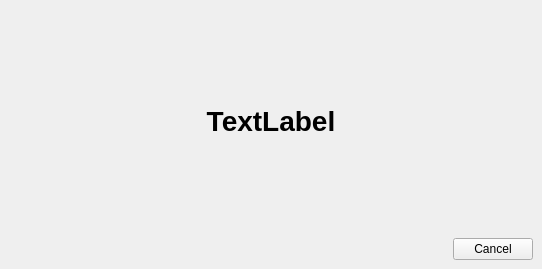
Before: the Qt Designer form VocableQuiz.ui in nsams/vocablecoach, drawn with Qt 5.
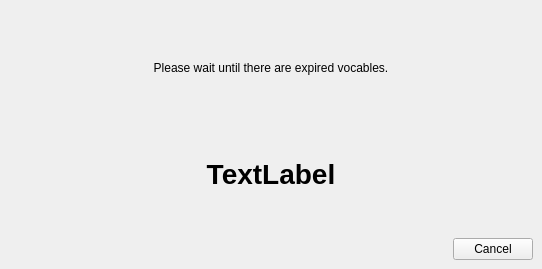
After: the same form once the commit is applied. The open tabs and pages were chosen to show the change.

Commit message: - implemented bad count - fixed query count to use CommandQuizAnswer, and not set it directly

What changed in the file:
```diff
--- a/VocableQuiz.ui
+++ b/VocableQuiz.ui
@@ -204,6 +204,16 @@
        <property name="spacing" >
         <number>6</number>
        </property>
+       <item>
+        <widget class="QLabel" name="label" >
+         <property name="text" >
+          <string>Please wait until there are expired vocables.</string>
+         </property>
+         <property name="alignment" >
+          <set>Qt::AlignCenter</set>
+         </property>
+        </widget>
+       </item>
        <item>
         <widget class="QLabel" name="waitLabel" >
          <property name="font" >
```
Left out of the diff: 2 changed lines with no effect on the pictures. The commit also changes 11 other files.
